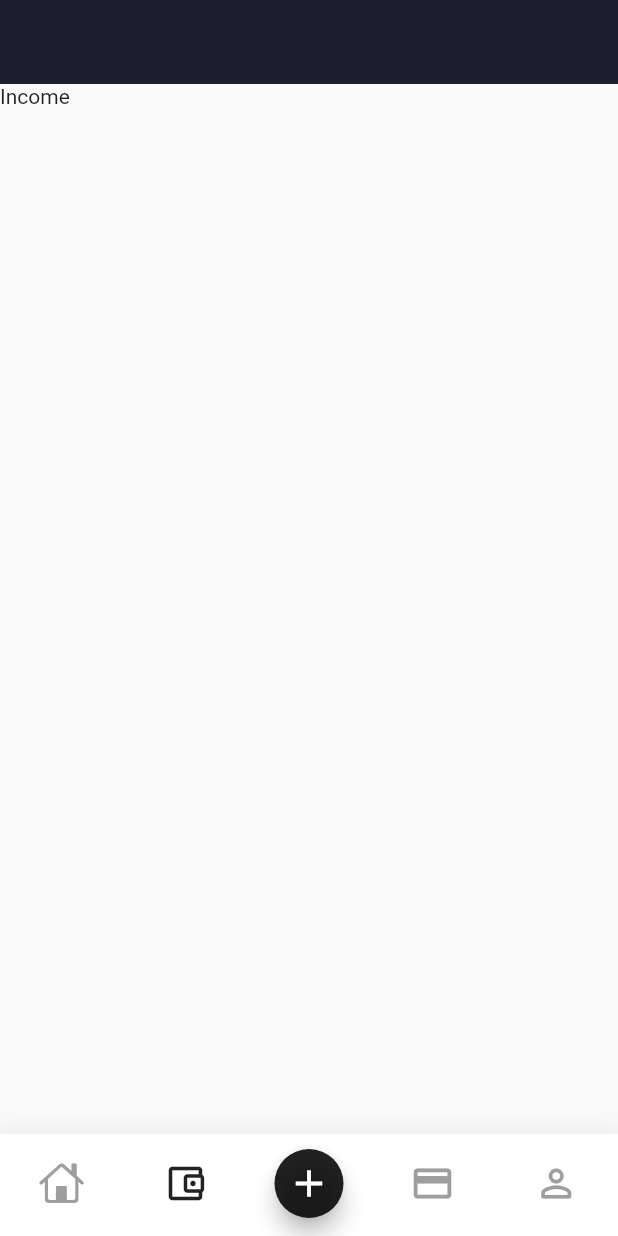
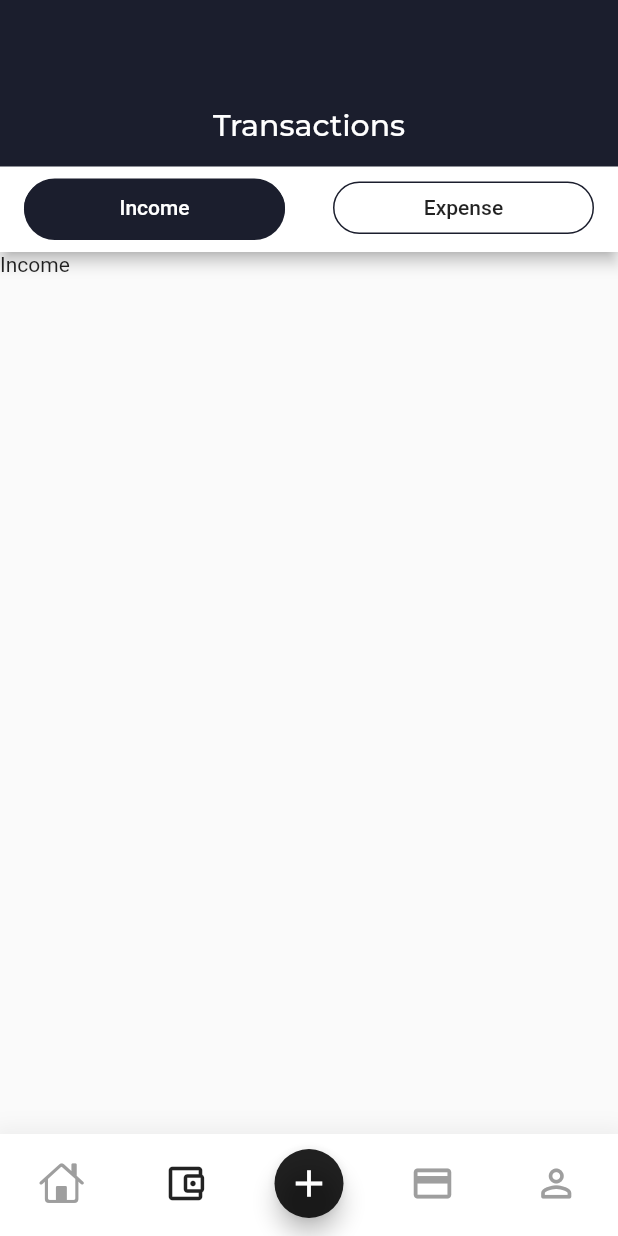
Before and after one commit to nathalie7890/dollarsapp, a Flutter app: the screen it shows after launch, item 2 of the bottom bar chosen, on a phone screen of 412 x 824 dp. Run offline on Flutter 3.47's test engine with Material 2 defaults, Android fonts, the phone set to English and light mode, and no system bars; our stand-ins replace go_router, google_fonts.

Commit message:
done transactions.dart

```diff
--- a/lib/ui/home.dart
+++ b/lib/ui/home.dart
@@ -1,5 +1,6 @@
-import 'package:dollar_app/ui/home_tabs/expenses.dart';
-import 'package:dollar_app/ui/home_tabs/income.dart';
+import 'package:dollar_app/ui/home_tabs/transactions_tabs/expenses.dart';
+import 'package:dollar_app/ui/home_tabs/transactions_tabs/income.dart';
+import 'package:dollar_app/ui/home_tabs/transactions_tabs/transactions.dart';
 import 'package:flutter/cupertino.dart';
 import 'package:flutter/material.dart';
 import "colors.dart";
@@ -23,7 +24,7 @@ class _HomeState extends State<Home> {
           ),
           body: const TabBarView(children: [
             Expenses(),
-            Income(),
+            Transactions(),
             SizedBox(),
             Expenses(),
             Income()
--- /dev/null
+++ b/lib/ui/home_tabs/transactions_tabs/transactions.dart
@@ -0,0 +1,63 @@
+import 'package:dollar_app/ui/colors.dart';
+import 'package:dollar_app/ui/home_tabs/transactions_tabs/expenses.dart';
+import 'package:dollar_app/ui/home_tabs/transactions_tabs/income.dart';
+import 'package:flutter/material.dart';
+import 'package:google_fonts/google_fonts.dart';
+
+class Transactions extends StatefulWidget {
+  const Transactions({Key? key}) : super(key: key);
+
+  @override
+  State<Transactions> createState() => _TransactionsState();
+}
+
+class _TransactionsState extends State<Transactions> {
+  Widget _tabBarItem(String s) {
+    return SizedBox(
+        height: 35,
+        child: Tab(
+            child: Container(
+          decoration: BoxDecoration(
+              borderRadius: BorderRadius.circular(50),
+              border: Border.all(color: bg, width: 1)),
+          child: Align(
+            alignment: Alignment.center,
+            child: Text(s),
+          ),
+        )));
+  }
+
+  @override
+  Widget build(BuildContext context) {
+    return DefaultTabController(
+        length: 2,
+        child: Scaffold(
+          appBar: AppBar(
+            title: Text("Transactions",
+                style: GoogleFonts.montserrat(fontSize: 20)),
+            centerTitle: true,
+            backgroundColor: bg,
+            bottom: PreferredSize(
+              preferredSize: const Size.fromHeight(kToolbarHeight),
+              child: Container(
+                color: Colors.white,
+                child: TabBar(
+                    indicator: BoxDecoration(
+                        borderRadius: BorderRadius.circular(50), color: bg),
+                    padding: const EdgeInsets.symmetric(vertical: 10),
+                    unselectedLabelColor: Colors.black87,
+                    indicatorSize: TabBarIndicatorSize.label,
+                    indicatorPadding: const EdgeInsets.symmetric(vertical: -2),
+                    labelColor: Colors.white,
+                    indicatorColor: Colors.transparent,
+                    tabs: [
+                      _tabBarItem("Income"),
+                      _tabBarItem("Expense"),
+                    ]),
+              ),
+            ),
+          ),
+          body: const TabBarView(children: [Income(), Expenses()]),
+        ));
+  }
+}
```
Also changed, not shown: lib/ui/home_tabs/transactions_tabs/expenses.dart (renamed from lib/ui/home_tabs/expenses.dart), lib/ui/home_tabs/transactions_tabs/income.dart (renamed from lib/ui/home_tabs/income.dart).
